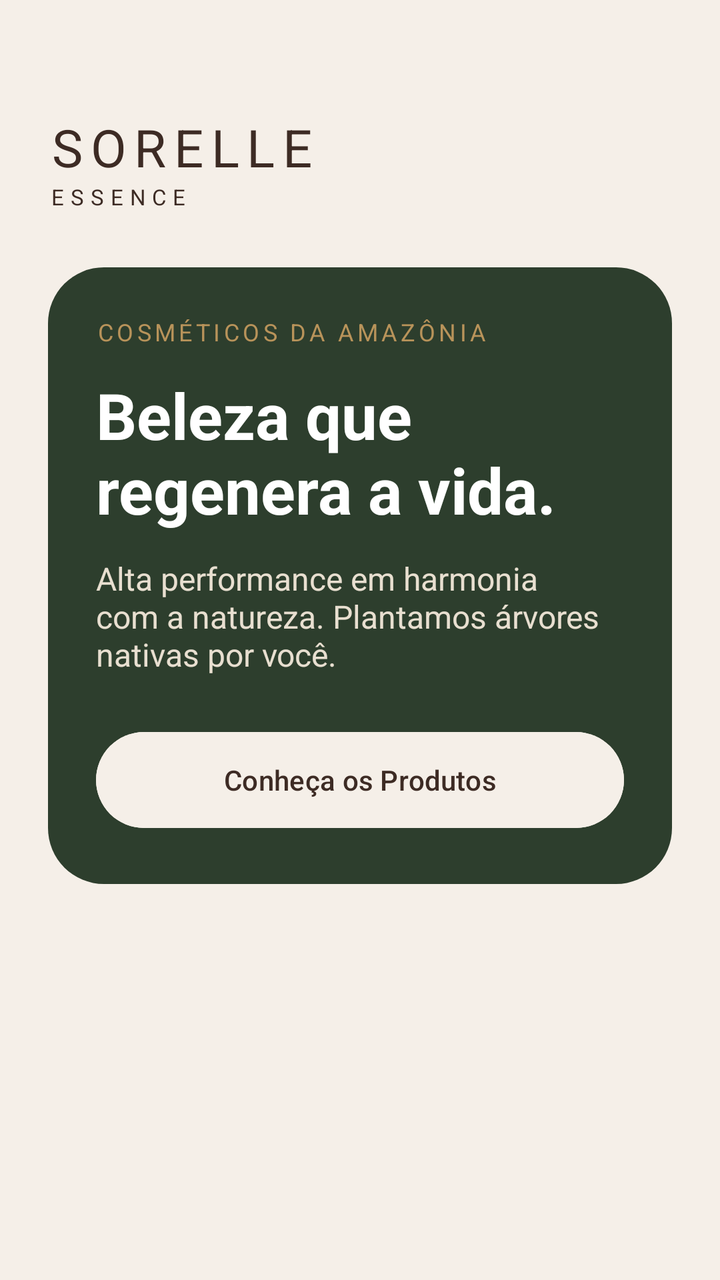
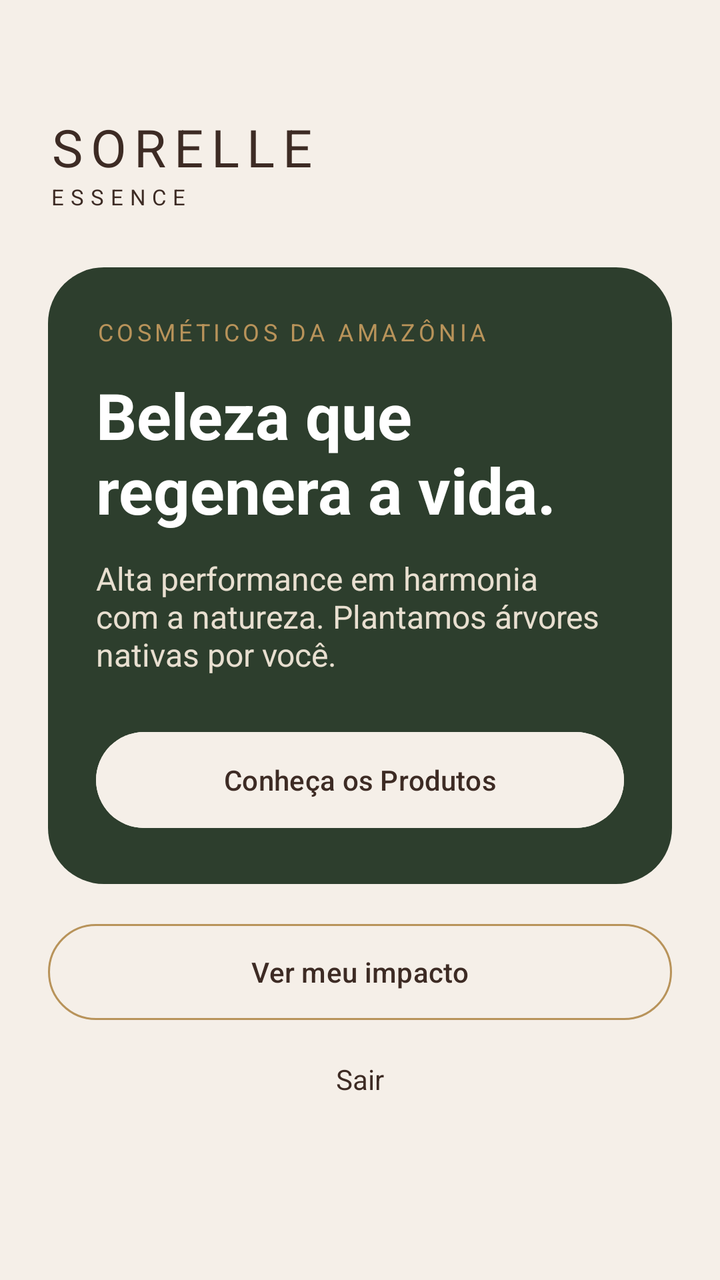

Two renders of the same Android screen: before a commit and after it. Below are the layout's source before the change and the commit's diff.
<!-- AndroidManifest.xml: application theme Theme.SorelleApp -->
<!-- res/layout/activity_main.xml -->
<?xml version="1.0" encoding="utf-8"?>
<ScrollView
    xmlns:android="http://schemas.android.com/apk/res/android"
    xmlns:app="http://schemas.android.com/apk/res-auto"
    android:layout_width="match_parent"
    android:layout_height="match_parent"
    android:background="@color/sorelle_fundo">

    <LinearLayout
        android:layout_width="match_parent"
        android:layout_height="wrap_content"
        android:orientation="vertical"
        android:paddingStart="24dp"
        android:paddingEnd="24dp"
        android:paddingTop="56dp"
        android:paddingBottom="24dp">

        <TextView
            android:layout_width="wrap_content"
            android:layout_height="wrap_content"
            android:text="SORELLE"
            android:textSize="26sp"
            android:letterSpacing="0.15"
            android:textColor="@color/sorelle_marrom" />

        <TextView
            android:layout_width="wrap_content"
            android:layout_height="wrap_content"
            android:text="ESSENCE"
            android:textSize="11sp"
            android:letterSpacing="0.3"
            android:textColor="@color/sorelle_marrom"
            android:layout_marginBottom="28dp" />

        <LinearLayout
            android:layout_width="match_parent"
            android:layout_height="wrap_content"
            android:orientation="vertical"
            android:padding="24dp"
            android:background="@drawable/bg_card_verde">

            <TextView
                android:layout_width="wrap_content"
                android:layout_height="wrap_content"
                android:text="COSMÉTICOS DA AMAZÔNIA"
                android:textSize="12sp"
                android:letterSpacing="0.15"
                android:textColor="@color/sorelle_dourado" />

            <TextView
                android:layout_width="match_parent"
                android:layout_height="wrap_content"
                android:text="Beleza que regenera a vida."
                android:textSize="32sp"
                android:textStyle="bold"
                android:textColor="@color/white"
                android:layout_marginTop="12dp" />

            <TextView
                android:layout_width="match_parent"
                android:layout_height="wrap_content"
                android:text="Alta performance em harmonia com a natureza. Plantamos árvores nativas por você."
                android:textSize="16sp"
                android:textColor="@color/sorelle_bege_card"
                android:layout_marginTop="12dp" />

            <Button
                android:id="@+id/btnProdutos"
                android:layout_width="match_parent"
                android:layout_height="56dp"
                android:layout_marginTop="24dp"
                android:text="Conheça os Produtos"
                android:textColor="@color/sorelle_marrom"
                android:backgroundTint="@color/sorelle_fundo"
                app:cornerRadius="28dp" />

        </LinearLayout>

    </LinearLayout>

</ScrollView>
<!-- resources referenced by this layout -->
<resources>
  <color name="sorelle_bege_card">#E8DFD0</color>
  <color name="sorelle_dourado">#B8935A</color>
  <color name="sorelle_fundo">#F5EFE8</color>
  <color name="sorelle_marrom">#3D2B24</color>
  <color name="white">#FFFFFFFF</color>
  <!-- drawable bg_card_verde (drawable) -->
  <?xml version="1.0" encoding="utf-8"?>
  <shape xmlns:android="http://schemas.android.com/apk/res/android"
      android:shape="rectangle">
      <solid android:color="@color/sorelle_verde" />
      <corners android:radius="28dp" />
  </shape>
  <style name="Theme.SorelleApp" parent="Base.Theme.SorelleApp" />
  <color name="sorelle_verde">#2D3E2D</color>
  <style name="Base.Theme.SorelleApp" parent="Theme.Material3.DayNight.NoActionBar">
          
          
      </style>
</resources>

<!-- the commit's change to res/layout/activity_main.xml (unified diff, before → after) -->
@@ -76,6 +76,26 @@
 
         </LinearLayout>
 
+        <Button
+            android:id="@+id/btnImpact"
+            style="@style/Widget.Material3.Button.OutlinedButton"
+            android:layout_width="match_parent"
+            android:layout_height="56dp"
+            android:layout_marginTop="16dp"
+            android:text="Ver meu impacto"
+            android:textColor="@color/sorelle_marrom"
+            app:strokeColor="@color/sorelle_dourado"
+            app:cornerRadius="28dp" />
+        <TextView
+            android:id="@+id/tvSair"
+            android:layout_width="match_parent"
+            android:layout_height="wrap_content"
+            android:gravity="center"
+            android:padding="16dp"
+            android:text="Sair"
+            android:textColor="@color/sorelle_marrom"
+            android:clickable="true"
+            android:focusable="true" />
     </LinearLayout>
 
 </ScrollView>
